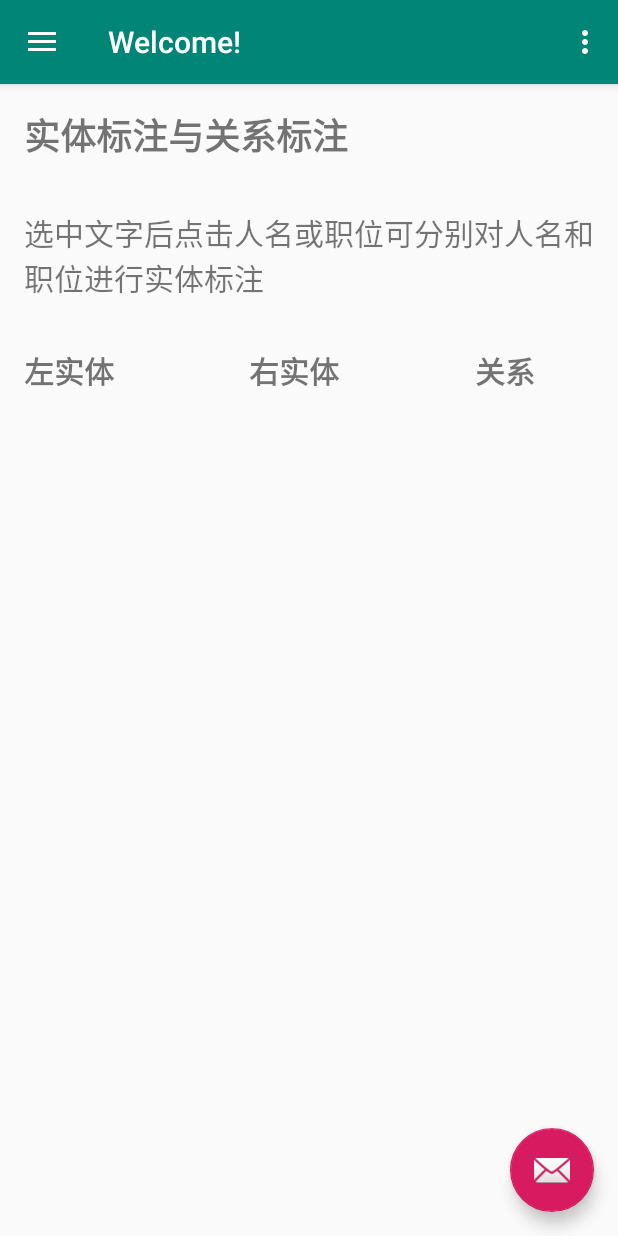
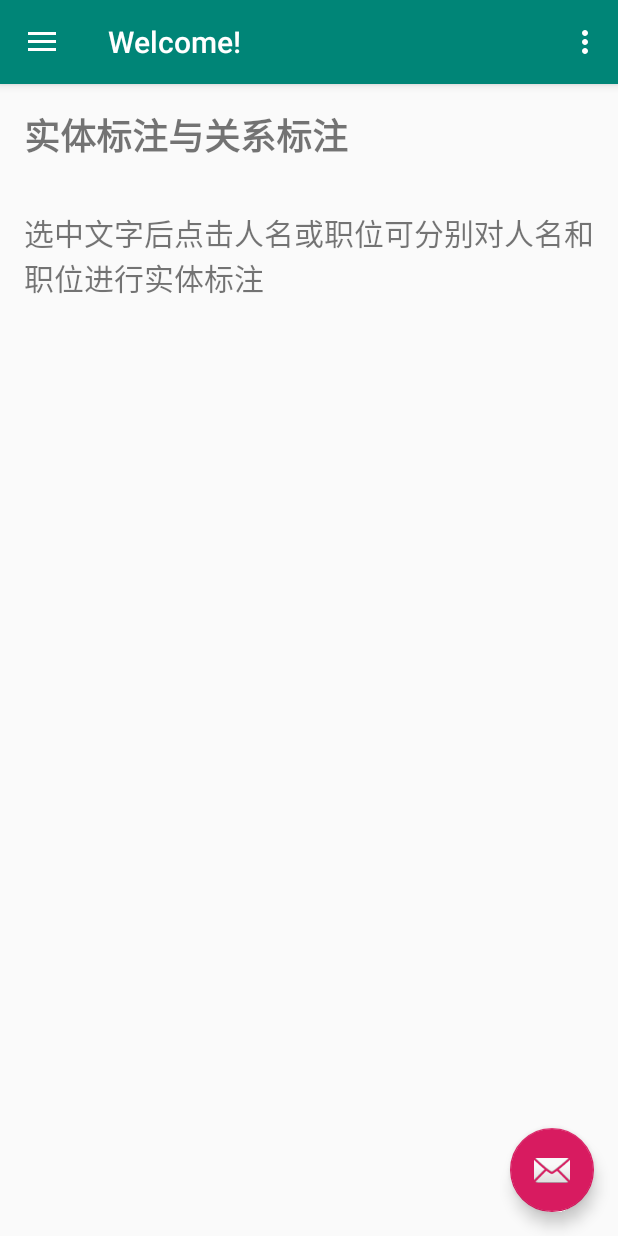
Before and after one commit to vanneLv/midterm-pro----a-simple-APP-, an Android app: the MainMenuActivity screen opened directly, with no data from a screen before it, on a phone screen of 412 x 824 dp. Run offline under Robolectric (Android 15) with nearby library versions, the phone set to English and light mode, and no system bars.

Commit message:
关系标注的相关输出格式美化

```diff
--- a/MyApplication/app/src/main/res/layout/content_main_menu.xml
+++ b/MyApplication/app/src/main/res/layout/content_main_menu.xml
@@ -48,6 +48,13 @@
             android:layout_margin="@dimen/activity_horizontal_margin"
             android:text="选中文字后点击人名或职位可分别对人名和职位进行实体标注"/>
 
+        <View
+            android:id="@+id/divider"
+            android:layout_width="match_parent"
+            android:layout_height="4dp"
+            android:background="?android:attr/listDivider"
+            android:visibility="invisible"/>
+
         <TableLayout
             android:id="@+id/entity_relation_display"
             android:layout_width="match_parent"
@@ -58,47 +65,52 @@
                 android:id="@+id/relation_display_title"
                 android:layout_width="match_parent"
                 android:layout_height="wrap_content"
+                android:layout_margin="16dp"
+                android:gravity="center"
                 android:orientation="horizontal"
-                android:visibility="visible">
+                android:visibility="invisible">
 
                 <TextView
                     android:id="@+id/left_entity_title"
                     android:layout_width="0dp"
                     android:layout_weight="3"
+                    android:layout_height="wrap_content"
                     android:ellipsize="marquee"
                     android:focusable="true"
                     android:focusableInTouchMode="true"
                     android:scrollbars="horizontal"
                     android:singleLine="true"
                     android:textSize="20sp"
-                    android:layout_margin="@dimen/activity_horizontal_margin"
                     android:textStyle="bold"
+                    android:textAlignment="center"
                     android:text="@string/left_entity_display"/>
                 <TextView
                     android:id="@+id/right_entity_title"
                     android:layout_width="0dp"
                     android:layout_weight="3"
+                    android:layout_height="wrap_content"
                     android:ellipsize="marquee"
                     android:focusable="true"
                     android:focusableInTouchMode="true"
                     android:scrollbars="horizontal"
                     android:singleLine="true"
                     android:textSize="20sp"
-                    android:layout_margin="@dimen/activity_horizontal_margin"
                     android:textStyle="bold"
+                    android:textAlignment="center"
                     android:text="@string/right_entity_display"/>
                 <TextView
                     android:id="@+id/relation_title"
                     android:layout_width="0dp"
                     android:layout_weight="2"
+                    android:layout_height="wrap_content"
                     android:ellipsize="marquee"
                     android:focusable="true"
                     android:focusableInTouchMode="true"
                     android:scrollbars="horizontal"
                     android:singleLine="true"
                     android:textSize="20sp"
-                    android:layout_margin="@dimen/activity_horizontal_margin"
                     android:textStyle="bold"
+                    android:textAlignment="center"
                     android:text="@string/relation_display"/>
 
             </TableRow>
```
Also changed, not shown: MyApplication/app/src/main/java/com/example/lvmufan/myapplication/MainMenuActivity.java (+44 -37 lines), MyApplication/app/src/main/java/com/example/lvmufan/myapplication/MyMessageTools.java (+4 -3 lines).
